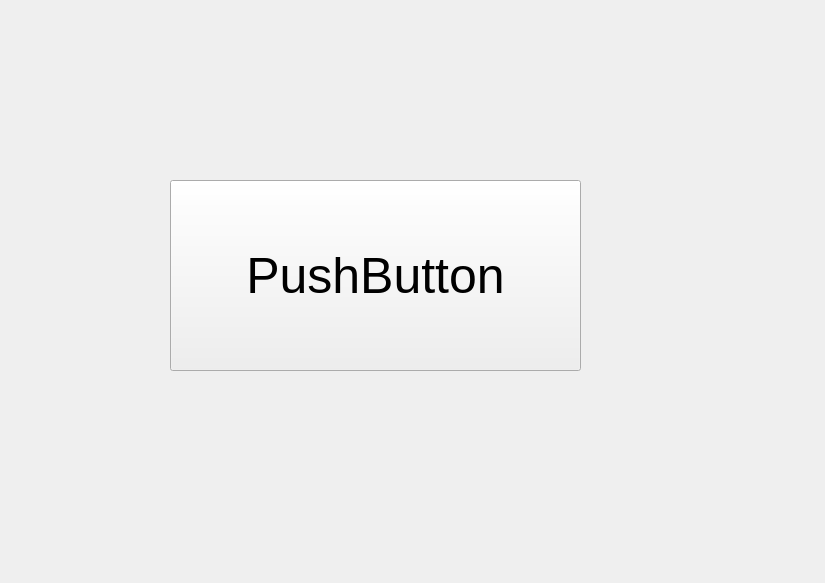
CO-OK/GraduateProject, file App/Demo.ui: the form before one commit.
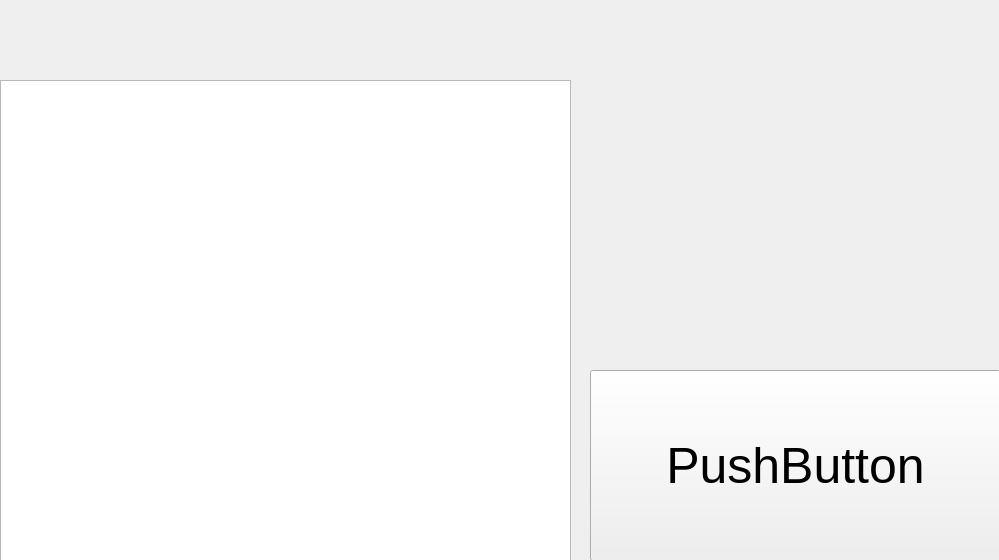
The form after the commit.

Commit message: 初步实现打开文件

What changed in the file:
```diff
--- a/App/Demo.ui
+++ b/App/Demo.ui
@@ -6,8 +6,8 @@
    <rect>
     <x>0</x>
     <y>0</y>
-    <width>825</width>
-    <height>583</height>
+    <width>999</width>
+    <height>560</height>
    </rect>
   </property>
   <property name="windowTitle">
@@ -16,8 +16,8 @@
   <widget class="QPushButton" name="MainBtn">
    <property name="geometry">
     <rect>
-     <x>170</x>
-     <y>180</y>
+     <x>590</x>
+     <y>370</y>
      <width>411</width>
      <height>191</height>
     </rect>
@@ -29,6 +29,16 @@
     <string>PushButton</string>
    </property>
   </widget>
+  <widget class="QTextBrowser" name="MainTextBrowser">
+   <property name="geometry">
+    <rect>
+     <x>0</x>
+     <y>80</y>
+     <width>571</width>
+     <height>501</height>
+    </rect>
+   </property>
+  </widget>
  </widget>
  <resources/>
  <connections/>
```
The commit also changes 2 other files.
